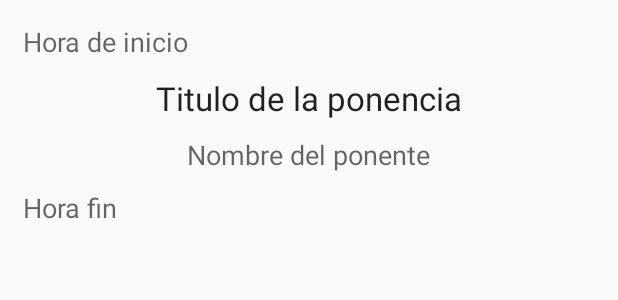
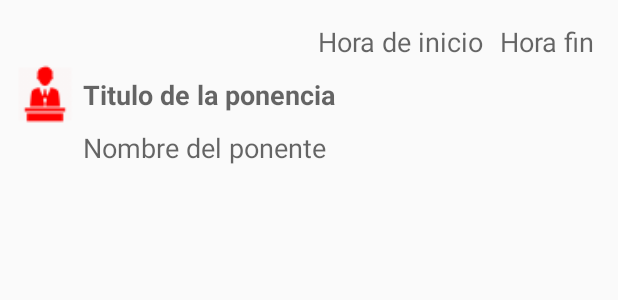
Before and after one commit to carlastabile/joincicapp, an Android app: the layout activity_schedule_row.xml on its own in the app's theme, with its tools: preview values and no code run, on a phone screen of 412 x 824 dp. Shown: the top 300 px of the screen. Run offline under Robolectric (Android 15) with nearby library versions, the phone set to English and light mode, and no system bars.

Commit message:
Added information to the schedule. Created icon for presentations. Still need to organize presentations and work tables by hour and day in the tab view

```diff
--- a/app/src/main/java/ve/com/joincic/joincicapp/requesters/ScheduleRequester.java
+++ b/app/src/main/java/ve/com/joincic/joincicapp/requesters/ScheduleRequester.java
@@ -2,6 +2,7 @@ package ve.com.joincic.joincicapp.requesters;
 
 import android.app.ProgressDialog;
 import android.content.Context;
+import android.content.Intent;
 import android.os.AsyncTask;
 import android.util.Log;
 import android.widget.Toast;
@@ -25,6 +26,7 @@ import ve.com.joincic.joincicapp.R;
 import ve.com.joincic.joincicapp.application.JoincicApp;
 import ve.com.joincic.joincicapp.controllers.Schedule;
 import ve.com.joincic.joincicapp.controllers.ScheduleController;
+import ve.com.joincic.joincicapp.views.ScheduleActivity;
 
 /**
  * Created by Carla Urrea Stabile on 02/04/15.
@@ -74,6 +76,9 @@ public class ScheduleRequester extends AsyncTask<String, Integer, Integer> {
 
         if (result == 200){
             Toast.makeText(this.context, "Fue 200!", Toast.LENGTH_LONG).show();
+            Intent i = new Intent(context, ScheduleActivity.class);
+            i.setFlags(Intent.FLAG_ACTIVITY_NEW_TASK | Intent.FLAG_ACTIVITY_SINGLE_TOP);
+            context.startActivity(i);
         } else {
             Toast.makeText(this.context, "Hubo un error!", Toast.LENGTH_LONG).show();
         }
--- a/app/src/main/java/ve/com/joincic/joincicapp/views/ParentActivity.java
+++ b/app/src/main/java/ve/com/joincic/joincicapp/views/ParentActivity.java
@@ -26,6 +26,7 @@ import ve.com.joincic.joincicapp.R;
 import ve.com.joincic.joincicapp.adapters.DrawerItem;
 import ve.com.joincic.joincicapp.adapters.DrawerItemAdapter;
 import ve.com.joincic.joincicapp.application.JoincicApp;
+import ve.com.joincic.joincicapp.requesters.ScheduleRequester;
 
 /**
  * This class is the parent of all the classes of the JOINCIC App.
@@ -164,9 +165,8 @@ public abstract class ParentActivity extends ActionBarActivity {
                     startActivity(i);
                 }
             } else {
-                Intent i = new Intent(this, ScheduleActivity.class);
-                i.setFlags(Intent.FLAG_ACTIVITY_NEW_TASK | Intent.FLAG_ACTIVITY_SINGLE_TOP);
-                startActivity(i);
+                ScheduleRequester requester = new ScheduleRequester(this);
+                requester.execute();
             }
 
         } else if (mPlanetTitles[position].equals(res.getString(R.string.map))){ //Map
--- a/app/src/main/res/layout/activity_schedule_row.xml
+++ b/app/src/main/res/layout/activity_schedule_row.xml
@@ -1,47 +1,64 @@
 <?xml version="1.0" encoding="utf-8"?>
 <RelativeLayout xmlns:android="http://schemas.android.com/apk/res/android"
-    android:layout_width="match_parent" android:layout_height="match_parent"
+    android:layout_width="match_parent" android:layout_height="wrap_content"
     android:padding="10dp">
+    <RelativeLayout
+        android:layout_width="fill_parent"
+        android:layout_height="wrap_content"
+        android:layout_toRightOf="@+id/schedule_icon"
+        android:layout_toEndOf="@+id/schedule_icon">
+        <TextView
+            android:layout_width="wrap_content"
+            android:layout_height="wrap_content"
+            android:textAppearance="?android:attr/textAppearanceMedium"
+            android:text="Hora de inicio"
+            android:id="@+id/schedule_start_hour"
+            android:padding="5dp"
+            android:layout_alignParentTop="true"
+            android:layout_toLeftOf="@+id/schedule_end_hour"
+            android:layout_toStartOf="@+id/schedule_end_hour" />
 
         <TextView
             android:layout_width="wrap_content"
             android:layout_height="wrap_content"
             android:textAppearance="?android:attr/textAppearanceMedium"
-        android:text="Hora de inicio"
-        android:id="@+id/textView"
-        android:layout_alignParentTop="true"
+            android:text="Titulo de la ponencia"
+            android:textStyle="bold"
+            android:id="@+id/schedule_title"
+            android:padding="5dp"
+            android:layout_below="@+id/schedule_start_hour"
             android:layout_alignParentLeft="true"
-        android:layout_alignParentStart="true"
-        android:padding="5dp" />
-
-    <TextView
-        android:layout_width="wrap_content"
-        android:layout_height="wrap_content"
-        android:textAppearance="?android:attr/textAppearanceLarge"
-        android:text="Titulo de la ponencia"
-        android:id="@+id/textView2"
-        android:layout_below="@+id/textView"
-        android:layout_centerHorizontal="true"
-        android:padding="5dp" />
+            android:layout_alignParentStart="true" />
 
         <TextView
             android:layout_width="wrap_content"
             android:layout_height="wrap_content"
             android:textAppearance="?android:attr/textAppearanceMedium"
             android:text="Nombre del ponente"
-        android:id="@+id/textView3"
-        android:layout_below="@+id/textView2"
-        android:layout_centerHorizontal="true"
-        android:padding="5dp" />
+            android:id="@+id/schedule_presenter_name"
+            android:padding="5dp"
+            android:layout_below="@+id/schedule_title"
+            android:layout_alignParentLeft="true"
+            android:layout_alignParentStart="true" />
 
         <TextView
             android:layout_width="wrap_content"
             android:layout_height="wrap_content"
             android:textAppearance="?android:attr/textAppearanceMedium"
             android:text="Hora fin"
-        android:id="@+id/textView4"
-        android:layout_below="@+id/textView3"
-        android:layout_alignParentLeft="true"
-        android:layout_alignParentStart="true"
-        android:padding="5dp" />
+            android:id="@+id/schedule_end_hour"
+            android:padding="5dp"
+            android:layout_alignParentTop="true"
+            android:layout_alignParentRight="true"
+            android:layout_alignParentEnd="true" />
+
     </RelativeLayout>
+
+    <ImageView
+        android:layout_width="40dp"
+        android:layout_height="40dp"
+        android:id="@+id/schedule_icon"
+        android:layout_centerVertical="true"
+        android:src="@drawable/ic_presenter"/>
+
+</RelativeLayout>
```
Also changed, not shown: app/src/main/java/ve/com/joincic/joincicapp/adapters/DemoObjectFragment.java (+35 -1 lines), app/src/main/java/ve/com/joincic/joincicapp/adapters/Item.java (added, +9 -0 lines), app/src/main/java/ve/com/joincic/joincicapp/adapters/ItemAdapter.java (added, +90 -0 lines), app/src/main/java/ve/com/joincic/joincicapp/adapters/ScheduleItem.java (+45 -2 lines), app/src/main/java/ve/com/joincic/joincicapp/application/JoincicApp.java (+20 -0 lines), app/src/main/java/ve/com/joincic/joincicapp/controllers/ScheduleController.java (+55 -1 lines), app/src/main/java/ve/com/joincic/joincicapp/views/ScheduleActivity.java (+5 -6 lines), app/src/main/res/drawable-hdpi/ic_presenter.png (added), app/src/main/res/drawable-mdpi/ic_presenter.png (added), app/src/main/res/drawable-xhdpi/ic_presenter.png (added), app/src/main/res/drawable-xxhdpi/ic_presenter.png (added). Lines whose indentation alone changed are shown as unchanged.
